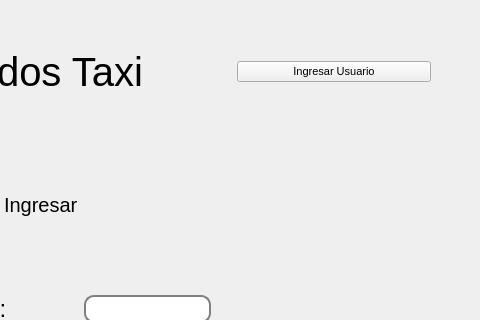
This is mainwindow.ui in Gelber-Martinez/TrabajoFinalPS as Qt 5 draws it before an edit; both pictures show x 352 to 832 and y 0 to 320 of the 832 by 658 pixel window. The edited form follows.
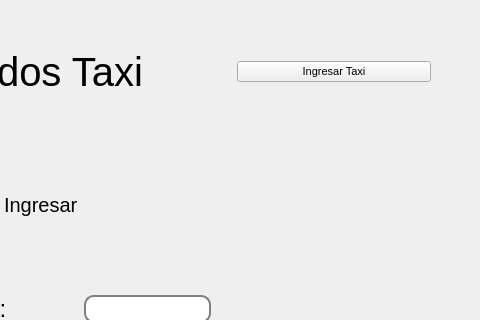
This is the edited form.

```diff
--- a/mainwindow.ui
+++ b/mainwindow.ui
@@ -241,7 +241,7 @@
            <string notr="true"/>
           </property>
           <property name="text">
-           <string>Ingresar Usuario</string>
+           <string>Ingresar Taxi</string>
           </property>
          </widget>
         </item>
```
Left out of the diff: 3 changed lines with no effect on the pictures.
